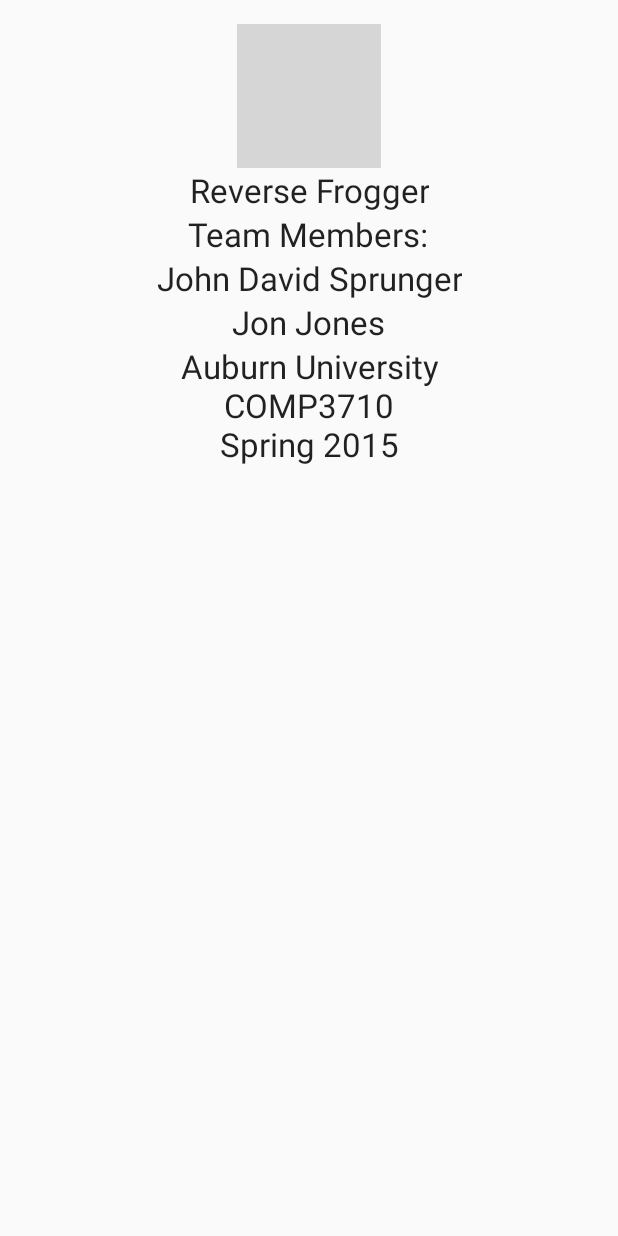
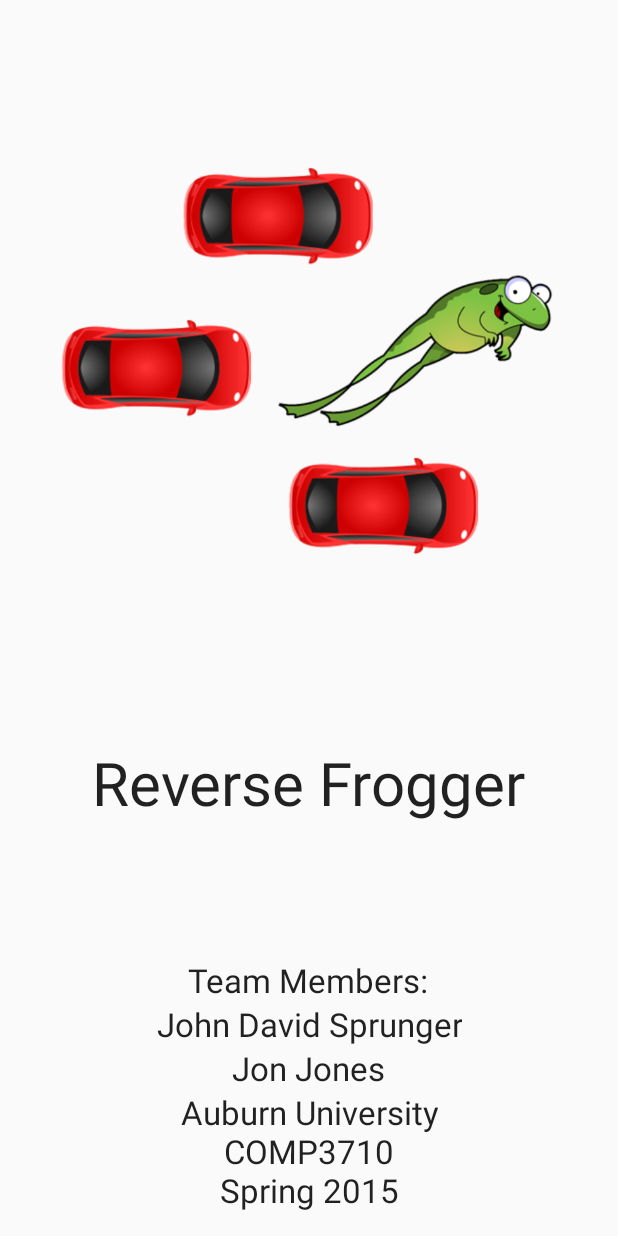
Before and after one commit to Barackbar/Reverse_Frogger, an Android app: the layout splash_layout.xml on its own in the app's theme, with its tools: preview values and no code run, on a phone screen of 412 x 824 dp. Run offline under Robolectric (Android 15) with nearby library versions, the phone set to English and light mode, and no system bars; grey boxes are pictures that could not be loaded.

Commit message:
SplashFragment less crappy looking, need to figure out background (if any)

```diff
--- a/app/src/main/res/layout/splash_layout.xml
+++ b/app/src/main/res/layout/splash_layout.xml
@@ -7,20 +7,23 @@
     android:orientation="vertical">
 
     <ImageView
-        android:src="@drawable/temp_logo"
+        android:src="@drawable/game_logo"
         android:layout_width="wrap_content"
-        android:layout_height="wrap_content"
+        android:layout_height="0dp"
         android:id="@+id/imageViewLogo"
-        android:layout_gravity="center_horizontal" />
+        android:layout_gravity="center_horizontal"
+        android:layout_weight="10" />
 
     <TextView
         android:layout_width="wrap_content"
-        android:layout_height="wrap_content"
+        android:layout_height="0dp"
         android:textAppearance="?android:attr/textAppearanceLarge"
         android:text="Reverse Frogger"
         android:id="@+id/textViewAppName"
         android:layout_gravity="center_horizontal"
-        android:gravity="center_horizontal" />
+        android:gravity="center_horizontal"
+        android:textSize="40dp"
+        android:layout_weight="3" />
 
     <TextView
         android:layout_width="wrap_content"
@@ -46,7 +49,7 @@
         android:text="Jon Jones"
         android:id="@+id/textViewTeamMembers2"
         android:layout_gravity="center_horizontal"
-        android:gravity="center_horizontal"/>
+        android:gravity="center_horizontal" />
 
     <TextView
         android:layout_width="wrap_content"
@@ -55,6 +58,6 @@
         android:text="Auburn University\nCOMP3710\nSpring 2015"
         android:id="@+id/textViewUniversity"
         android:layout_gravity="center_horizontal"
-        android:gravity="center_horizontal"/>
+        android:gravity="center_horizontal" />
 
 </LinearLayout>
```
Also changed, not shown: app/src/main/res/drawable/game_logo.png (added).
